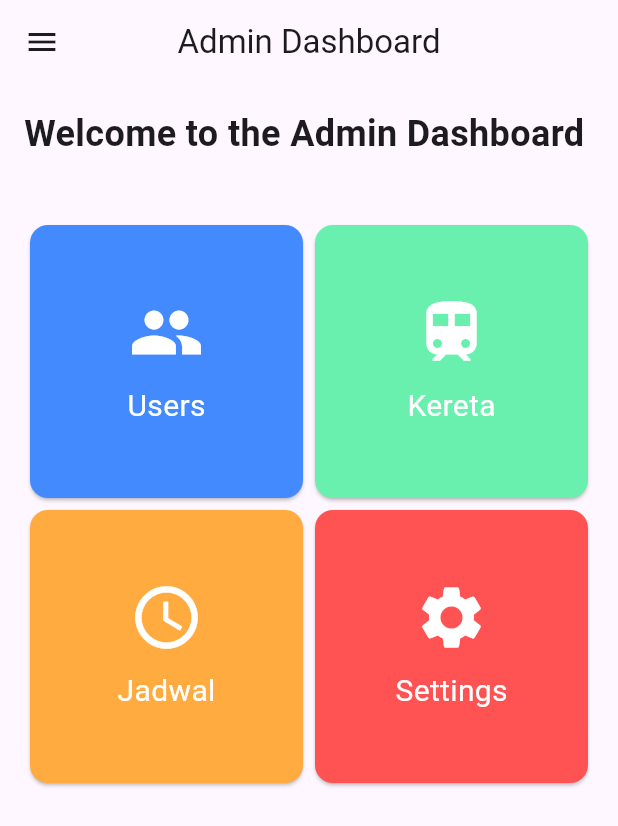
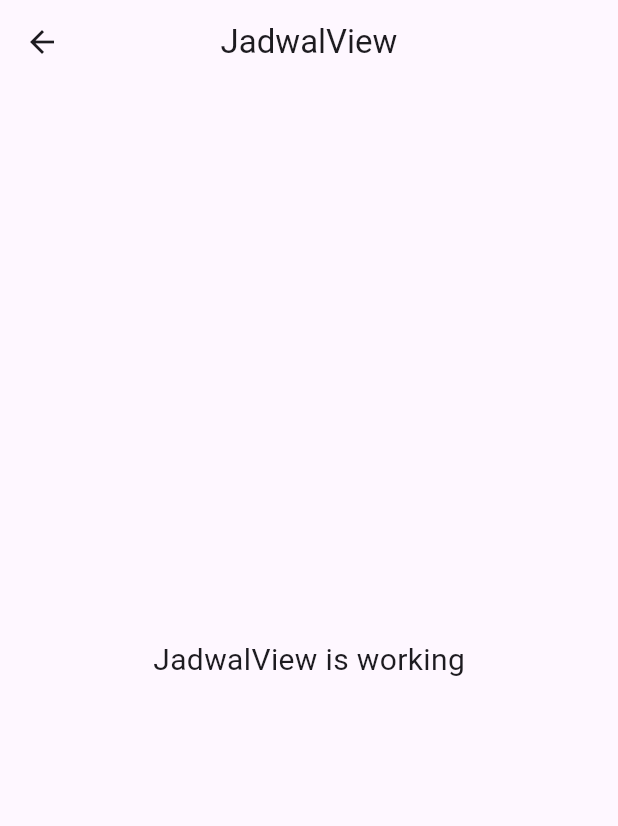
Before and after one commit to ehancup/flutter_kereta, a Flutter app: the AdminView screen opened by its route, after a tap on "Jadwal", on a phone screen of 412 x 824 dp. Shown: the top 826 px of the screen. Run offline on Flutter 3.47's test engine with Material 3 defaults, Android fonts, the phone set to English and light mode, and no system bars; our stand-ins replace cloud_firestore, firebase_auth, firebase_core, font_awesome_flutter, gap, get and 3 more; accounts and stored records are empty; network calls fail.

Commit message:
add jadwal page

```diff
--- a/lib/app/modules/admin/views/admin_view.dart
+++ b/lib/app/modules/admin/views/admin_view.dart
@@ -111,7 +111,7 @@ class AdminView extends GetView<AdminController> {
                     icon: Icons.schedule,
                     title: 'Jadwal',
                     color: Colors.orangeAccent,
-                    onTap: () {},
+                    onTap: () => Get.toNamed(Routes.JADWAL),
                   ),
                   // DashboardCard(
                   //   icon: Icons.schedule,
--- /dev/null
+++ b/lib/app/modules/jadwal/bindings/jadwal_binding.dart
@@ -0,0 +1,12 @@
+import 'package:get/get.dart';
+
+import '../controllers/jadwal_controller.dart';
+
+class JadwalBinding extends Bindings {
+  @override
+  void dependencies() {
+    Get.lazyPut<JadwalController>(
+      () => JadwalController(),
+    );
+  }
+}
--- /dev/null
+++ b/lib/app/modules/jadwal/views/jadwal_view.dart
@@ -0,0 +1,24 @@
+import 'package:flutter/material.dart';
+
+import 'package:get/get.dart';
+
+import '../controllers/jadwal_controller.dart';
+
+class JadwalView extends GetView<JadwalController> {
+  const JadwalView({Key? key}) : super(key: key);
+  @override
+  Widget build(BuildContext context) {
+    return Scaffold(
+      appBar: AppBar(
+        title: const Text('JadwalView'),
+        centerTitle: true,
+      ),
+      body: const Center(
+        child: Text(
+          'JadwalView is working',
+          style: TextStyle(fontSize: 20),
+        ),
+      ),
+    );
+  }
+}
--- a/lib/app/routes/app_pages.dart
+++ b/lib/app/routes/app_pages.dart
@@ -10,6 +10,8 @@ import '../modules/admin/bindings/admin_binding.dart';
 import '../modules/admin/views/admin_view.dart';
 import '../modules/home/bindings/home_binding.dart';
 import '../modules/home/views/home_view.dart';
+import '../modules/jadwal/bindings/jadwal_binding.dart';
+import '../modules/jadwal/views/jadwal_view.dart';
 import '../modules/kereta/bindings/kereta_binding.dart';
 import '../modules/kereta/views/kereta_view.dart';
 import '../modules/login/bindings/login_binding.dart';
@@ -65,5 +67,10 @@ class AppPages {
       page: () => const LupaPasswordView(),
       binding: LupaPasswordBinding(),
     ),
+    GetPage(
+      name: _Paths.JADWAL,
+      page: () => const JadwalView(),
+      binding: JadwalBinding(),
+    ),
   ];
 }
--- a/lib/app/routes/app_routes.dart
+++ b/lib/app/routes/app_routes.dart
@@ -11,6 +11,7 @@ abstract class Routes {
   static const ADD_KERETA = _Paths.ADD_KERETA;
   static const EDIT_KERETA = _Paths.EDIT_KERETA;
   static const LUPA_PASSWORD = _Paths.LUPA_PASSWORD;
+  static const JADWAL = _Paths.JADWAL;
 }
 
 abstract class _Paths {
@@ -23,4 +24,5 @@ abstract class _Paths {
   static const ADD_KERETA = '/add-kereta';
   static const EDIT_KERETA = '/edit-kereta';
   static const LUPA_PASSWORD = '/lupa-password';
+  static const JADWAL = '/jadwal';
 }
```
Also changed, not shown: lib/app/modules/jadwal/controllers/jadwal_controller.dart (added, +23 -0 lines), lib/app/modules/login/views/login_view.dart (+8 -4 lines), pubspec.yaml (+5 -4 lines), pubspec.lock.
